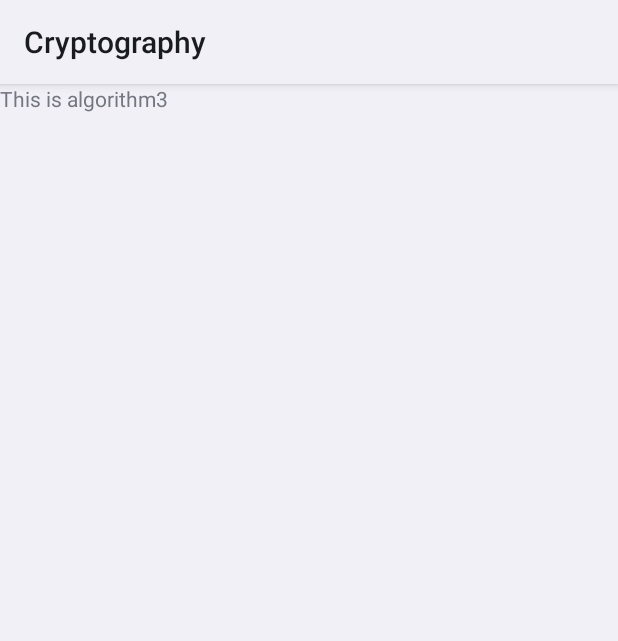
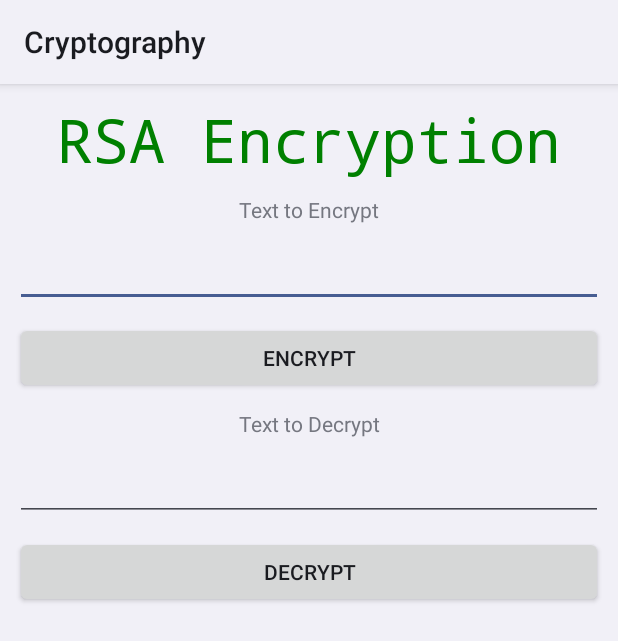
Before and after one commit to krisnasirait/Cryptography-App, an Android app: the layout fragment_rail_fence_cipher.xml on its own in the app's theme, with its tools: preview values and no code run, on a phone screen of 412 x 824 dp. Shown: the top 641 px of the screen. Run offline under Robolectric (Android 15) with nearby library versions, the phone set to English and light mode, and no system bars.

Commit message:
working RSA

```diff
--- a/app/src/main/res/layout/fragment_rail_fence_cipher.xml
+++ b/app/src/main/res/layout/fragment_rail_fence_cipher.xml
@@ -1,14 +1,89 @@
 <?xml version="1.0" encoding="utf-8"?>
-<FrameLayout xmlns:android="http://schemas.android.com/apk/res/android"
+<ScrollView xmlns:android="http://schemas.android.com/apk/res/android"
     xmlns:tools="http://schemas.android.com/tools"
     android:layout_width="match_parent"
     android:layout_height="match_parent"
-    tools:context=".fragment.RailFenceCipherFragment">
+    xmlns:app="http://schemas.android.com/apk/res-auto"
+    tools:context=".fragment.RailFenceCipherFragment"
+    android:layout_marginBottom="70dp">
 
-    <!-- TODO: Update blank fragment layout -->
-    <TextView
+    <androidx.constraintlayout.widget.ConstraintLayout
         android:layout_width="match_parent"
-        android:layout_height="match_parent"
-        android:text="This is algorithm3" />
+        android:layout_height="match_parent">
+        <TextView
+            android:id="@+id/titleRSA"
+            android:layout_width="wrap_content"
+            android:layout_height="wrap_content"
+            android:typeface="monospace"
+            android:text="RSA Encryption"
+            android:layout_margin="10dp"
+            android:textColor="@color/green"
+            android:textSize="40sp"
+            app:layout_constraintTop_toTopOf="parent"
+            app:layout_constraintLeft_toLeftOf="parent"
+            app:layout_constraintRight_toRightOf="parent"/>
 
-</FrameLayout>
+        <TextView
+            android:id="@+id/tvTextToEncrypt"
+            android:layout_width="wrap_content"
+            android:layout_height="wrap_content"
+            app:layout_constraintStart_toStartOf="parent"
+            app:layout_constraintEnd_toEndOf="parent"
+            android:layout_marginTop="10dp"
+            android:text="Text to Encrypt"
+            app:layout_constraintTop_toBottomOf="@id/titleRSA" />
+
+        <EditText
+            android:id="@+id/etInput"
+            android:layout_width="match_parent"
+            android:layout_height="wrap_content"
+            app:layout_constraintTop_toBottomOf="@id/tvTextToEncrypt"
+            android:layout_margin="10dp"/>
+
+
+        <Button
+            android:id="@+id/btnEncrypt"
+            android:layout_width="match_parent"
+            android:layout_height="wrap_content"
+            android:text="Encrypt"
+            app:layout_constraintTop_toBottomOf="@id/etInput"
+            android:layout_margin="10dp"/>
+
+        <TextView
+            android:id="@+id/tvTextDecrypt"
+            android:layout_width="wrap_content"
+            android:layout_height="wrap_content"
+            app:layout_constraintStart_toStartOf="parent"
+            app:layout_constraintEnd_toEndOf="parent"
+            android:layout_marginTop="10dp"
+            android:text="Text to Decrypt"
+            app:layout_constraintTop_toBottomOf="@id/btnEncrypt" />
+
+        <EditText
+            android:id="@+id/etEncrypted"
+            android:layout_width="match_parent"
+            android:layout_height="wrap_content"
+            app:layout_constraintTop_toBottomOf="@id/tvTextDecrypt"
+            android:layout_margin="10dp" />
+
+        <TextView
+            android:id="@+id/tvResult"
+            android:layout_width="wrap_content"
+            android:layout_height="wrap_content"
+            app:layout_constraintTop_toBottomOf="@id/btnDecrypt"
+            app:layout_constraintStart_toStartOf="parent"
+            app:layout_constraintEnd_toEndOf="parent"
+            android:layout_marginTop="10dp"
+            android:textSize="20sp"/>
+
+        <Button
+            android:id="@+id/btnDecrypt"
+            android:layout_width="match_parent"
+            android:layout_height="wrap_content"
+            android:text="Decrypt"
+            app:layout_constraintTop_toBottomOf="@id/etEncrypted"
+            android:layout_margin="10dp"/>
+
+    </androidx.constraintlayout.widget.ConstraintLayout>
+
+</ScrollView>
```
Also changed, not shown: app/src/main/java/com/kingtech/cryptography/crypto/AESCrypto.kt (added, +32 -0 lines), app/src/main/java/com/kingtech/cryptography/crypto/RSACrypto.kt (added, +83 -0 lines), app/src/main/java/com/kingtech/cryptography/fragment/RailFenceCipherFragment.kt (+25 -1 lines).
